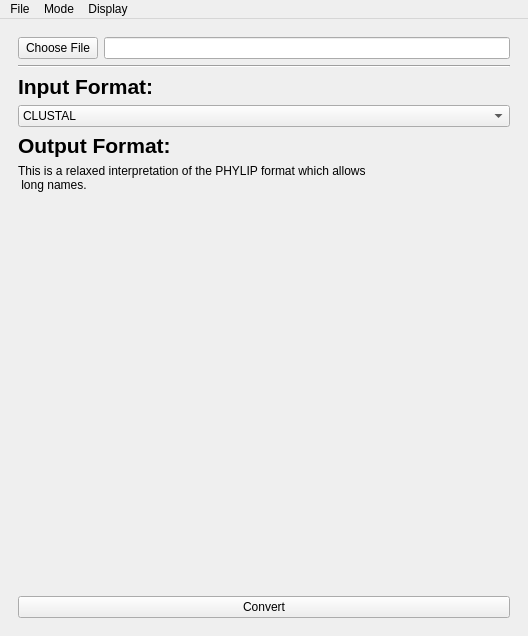
PeterDulworth/PhyloVis, file gui_layout.ui: the form before one commit.
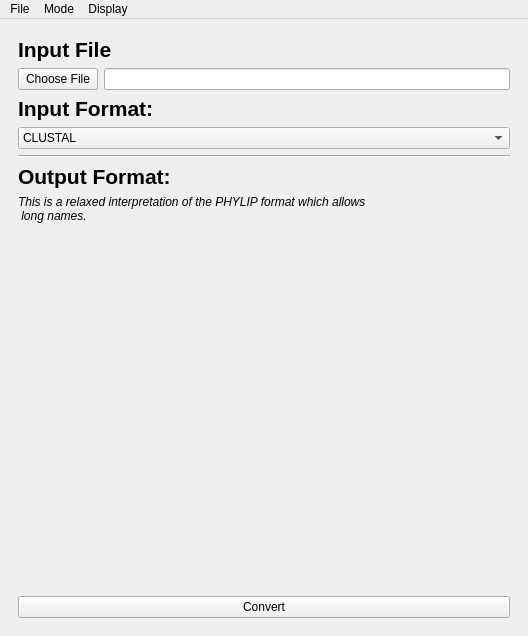
The form after the commit.

What changed in the file:
```diff
--- a/gui_layout.ui
+++ b/gui_layout.ui
@@ -796,14 +796,21 @@
         </widget>
         <widget class="QWidget" name="inputPageNotRaxA">
          <layout class="QGridLayout" name="gridLayout_2">
-          <item row="1" column="0">
-           <widget class="Line" name="line_2">
-            <property name="orientation">
-             <enum>Qt::Horizontal</enum>
+          <item row="0" column="0">
+           <widget class="QLabel" name="label">
+            <property name="font">
+             <font>
+              <pointsize>16</pointsize>
+              <weight>75</weight>
+              <bold>true</bold>
+             </font>
+            </property>
+            <property name="text">
+             <string>Input File</string>
             </property>
            </widget>
           </item>
-          <item row="2" column="0">
+          <item row="3" column="0">
            <widget class="QLabel" name="inputFormatLabel">
             <property name="font">
              <font>
@@ -818,14 +825,26 @@
            </widget>
           </item>
           <item row="5" column="0">
+           <widget class="Line" name="line_2">
+            <property name="orientation">
+             <enum>Qt::Horizontal</enum>
+            </property>
+           </widget>
+          </item>
+          <item row="7" column="0">
            <widget class="QLabel" name="outputFormatDescriptionLabel">
+            <property name="font">
+             <font>
+              <italic>true</italic>
+             </font>
+            </property>
             <property name="text">
              <string>This is a relaxed interpretation of the PHYLIP format which allows
  long names.</string>
             </property>
            </widget>
           </item>
-          <item row="6" column="0">
+          <item row="8" column="0">
            <spacer name="verticalSpacer">
             <property name="orientation">
              <enum>Qt::Vertical</enum>
@@ -838,14 +857,14 @@
             </property>
            </spacer>
           </item>
-          <item row="7" column="0">
+          <item row="9" column="0">
            <widget class="QPushButton" name="fileConverterBtn">
             <property name="text">
              <string>Convert</string>
             </property>
            </widget>
           </item>
-          <item row="4" column="0">
+          <item row="6" column="0">
            <widget class="QLabel" name="outputFormatLabel">
             <property name="font">
              <font>
@@ -859,7 +878,7 @@
             </property>
            </widget>
           </item>
-          <item row="3" column="0">
+          <item row="4" column="0">
            <widget class="QComboBox" name="inputFormatComboBox">
             <property name="sizePolicy">
              <sizepolicy hsizetype="MinimumExpanding" vsizetype="Fixed">
@@ -924,7 +943,7 @@
             </item>
            </widget>
           </item>
-          <item row="0" column="0">
+          <item row="1" column="0">
            <layout class="QHBoxLayout" name="horizontalLayout_23">
             <item>
              <widget class="QPushButton" name="selectFileConverterInputBtn">
```
